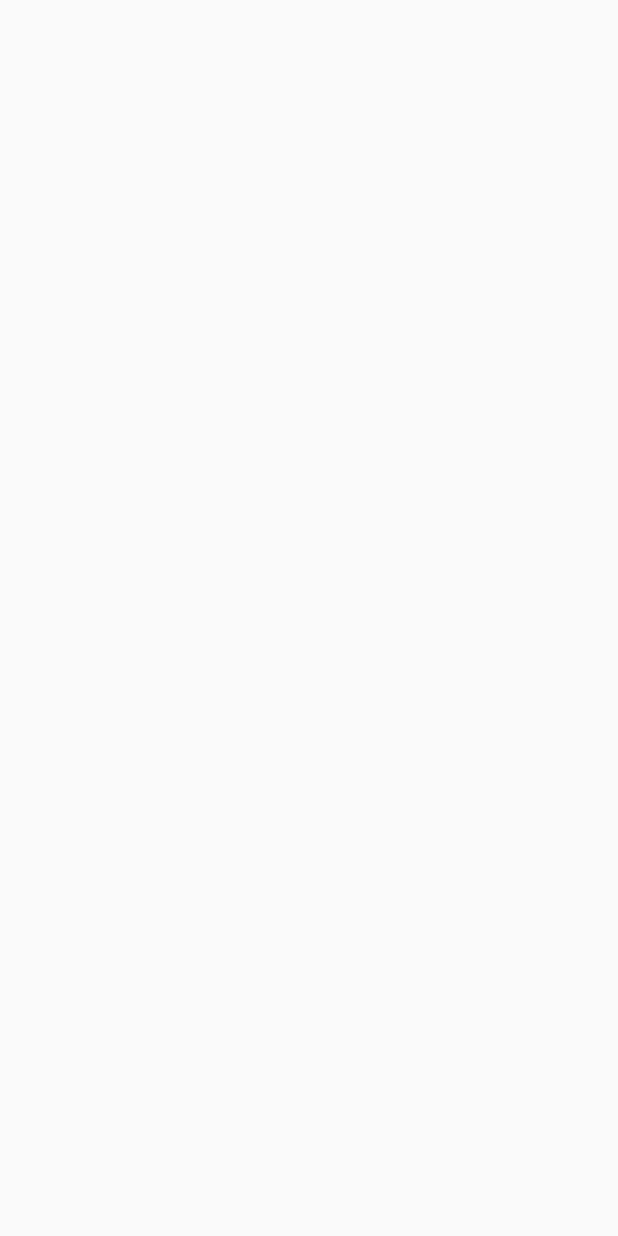
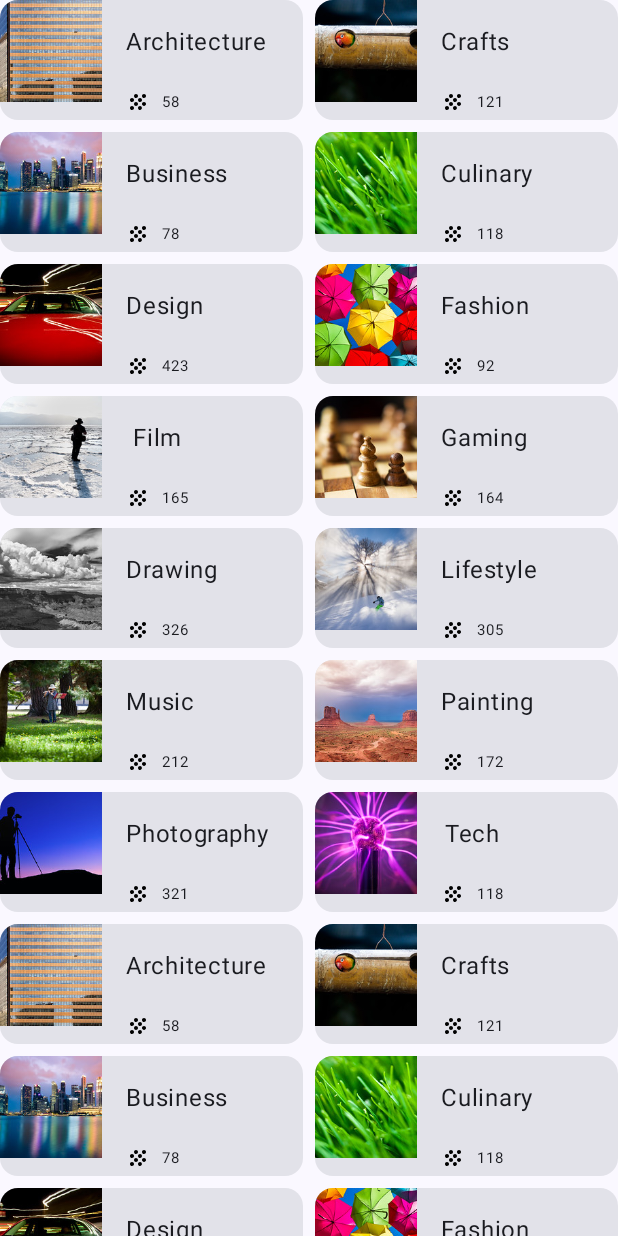
Before and after one commit to afaiyaz006/Courses-app, an Android app built with Jetpack Compose: the screen it shows after launch (MainActivity), on a phone screen of 412 x 824 dp. Before the commit the screen is empty. Run offline under Robolectric (Android 15) with nearby library versions, the phone set to English and light mode, and no system bars.

```diff
--- a/app/src/main/java/com/example/coursesapp/DataSource.kt
+++ b/app/src/main/java/com/example/coursesapp/DataSource.kt
@@ -17,6 +17,39 @@ object DataSource {
         Topic(R.string.music, 212, R.drawable.music),
         Topic(R.string.painting, 172, R.drawable.painting),
         Topic(R.string.photography, 321, R.drawable.photography),
+        Topic(R.string.tech, 118, R.drawable.tech),
+        Topic(R.string.architecture, 58, R.drawable.architecture),
+        Topic(R.string.crafts, 121, R.drawable.crafts),
+        Topic(R.string.business, 78, R.drawable.business),
+        Topic(R.string.culinary, 118, R.drawable.culinary),
+        Topic(R.string.design, 423, R.drawable.design),
+        Topic(R.string.fashion, 92, R.drawable.fashion),
+        Topic(R.string.film, 165, R.drawable.film),
+        Topic(R.string.gaming, 164, R.drawable.gaming),
+        Topic(R.string.drawing, 326, R.drawable.drawing),
+        Topic(R.string.lifestyle, 305, R.drawable.lifestyle),
+        Topic(R.string.music, 212, R.drawable.music),
+        Topic(R.string.painting, 172, R.drawable.painting),
+        Topic(R.string.photography, 321, R.drawable.photography),
+        Topic(R.string.tech, 118, R.drawable.tech),
+        Topic(R.string.crafts, 121, R.drawable.crafts),
+        Topic(R.string.business, 78, R.drawable.business),
+        Topic(R.string.music, 212, R.drawable.music),
+        Topic(R.string.painting, 172, R.drawable.painting),
+        Topic(R.string.photography, 321, R.drawable.photography),
+        Topic(R.string.tech, 118, R.drawable.tech),
+        Topic(R.string.crafts, 121, R.drawable.crafts),
+        Topic(R.string.culinary, 118, R.drawable.culinary),
+        Topic(R.string.design, 423, R.drawable.design),
+        Topic(R.string.fashion, 92, R.drawable.fashion),
+        Topic(R.string.film, 165, R.drawable.film),
+        Topic(R.string.gaming, 164, R.drawable.gaming),
+        Topic(R.string.drawing, 326, R.drawable.drawing),
+        Topic(R.string.lifestyle, 305, R.drawable.lifestyle),
+        Topic(R.string.music, 212, R.drawable.music),
+        Topic(R.string.painting, 172, R.drawable.painting),
+        Topic(R.string.photography, 321, R.drawable.photography),
         Topic(R.string.tech, 118, R.drawable.tech)
+
     )
 }
--- a/app/src/main/java/com/example/coursesapp/MainActivity.kt
+++ b/app/src/main/java/com/example/coursesapp/MainActivity.kt
@@ -5,7 +5,9 @@ import android.os.Bundle
 import androidx.activity.ComponentActivity
 import androidx.activity.compose.setContent
 import androidx.activity.enableEdgeToEdge
+import androidx.annotation.StringRes
 import androidx.compose.foundation.Image
+import androidx.compose.foundation.background
 import androidx.compose.foundation.border
 import androidx.compose.foundation.layout.Arrangement
 import androidx.compose.foundation.layout.Box
@@ -22,6 +24,9 @@ import androidx.compose.foundation.layout.width
 import androidx.compose.foundation.layout.wrapContentHeight
 import androidx.compose.foundation.layout.wrapContentSize
 import androidx.compose.foundation.layout.wrapContentWidth
+import androidx.compose.foundation.lazy.grid.GridCells
+import androidx.compose.foundation.lazy.grid.LazyVerticalGrid
+import androidx.compose.foundation.lazy.grid.items
 import androidx.compose.foundation.shape.RoundedCornerShape
 import androidx.compose.material3.Card
 import androidx.compose.material3.Scaffold
@@ -31,12 +36,18 @@ import androidx.compose.runtime.Composable
 import androidx.compose.ui.AbsoluteAlignment
 import androidx.compose.ui.Alignment
 import androidx.compose.ui.Modifier
+import androidx.compose.ui.graphics.Color
+import androidx.compose.ui.graphics.ColorFilter
+import androidx.compose.ui.graphics.ColorMatrix
 import androidx.compose.ui.layout.ContentScale
 import androidx.compose.ui.res.painterResource
+import androidx.compose.ui.res.stringResource
 import androidx.compose.ui.text.style.TextAlign
 import androidx.compose.ui.tooling.preview.Preview
 import androidx.compose.ui.unit.dp
 import androidx.compose.ui.unit.sp
+import com.example.coursesapp.DataSource.topics
+import com.example.coursesapp.datasource.Topic
 import com.example.coursesapp.ui.theme.CoursesAppTheme
 
 class MainActivity : ComponentActivity() {
@@ -45,11 +56,9 @@ class MainActivity : ComponentActivity() {
         enableEdgeToEdge()
         setContent {
             CoursesAppTheme {
-//                Scaffold(modifier = Modifier.fillMaxSize()) {
-//
-//
-//
-//                }
+                Surface(modifier=Modifier.fillMaxSize()) {
+                    CourseGrid(topics)
+                }
             }
         }
     }
@@ -62,29 +71,52 @@ class MainActivity : ComponentActivity() {
 //        )
 //    }
 @Composable
-fun CourseCard(){
+fun CourseGrid(topicsList:List<Topic>){
+    LazyVerticalGrid(
+        columns = GridCells.Fixed(2),
+        verticalArrangement = Arrangement.spacedBy(8.dp),
+        horizontalArrangement = Arrangement.spacedBy(8.dp),
+        ) {
+        items(topics) {
+            topic-> CourseCard(topic)
+
+        }
+    }
+}
+
+@Composable
+fun CourseCard(topic:Topic){
+
            Card() {
                Row(modifier = Modifier) {
-                   ImageViewer(modifier = Modifier.height(68.dp).width(68.dp))
+                   ImageViewer(modifier = Modifier.height(68.dp).width(68.dp),topic=topic)
                    Column(
                        modifier = Modifier.padding(start=16.dp,end=16.dp,top=16.dp),
                        horizontalAlignment = Alignment.CenterHorizontally
                    ) {
+                       val description = stringResource(topic.titleStringId)
+
                        Text(
                            modifier=Modifier.padding(bottom=8.dp),
-                           text = "Photography",
+                           text = description,
                            fontSize = 16.sp
                        )
                        Row(modifier=Modifier.padding(top=8.dp).align(AbsoluteAlignment.Left)) {
-                           Text(
-                               text = "Icon",
-                               fontSize=10.sp,
+                           Image(
+                               painter = painterResource(R.drawable.ic_grain),
+                               contentDescription = null,
+                               contentScale = ContentScale.Crop,
+                               colorFilter = ColorFilter.tint(Color.Black),
+                               modifier = Modifier.align(Alignment.CenterVertically).size(16.dp)
+
                            )
                            Spacer(modifier = Modifier.size(8.dp))
                            Text(
-                               text = "384",
-                               fontSize=10.sp,
+                               text = topic.associatedCourses.toString(),
+                               fontSize = 10.sp,
+                               modifier = Modifier.align(Alignment.CenterVertically)
                            )
+
                        }
 
                    }
@@ -94,18 +126,22 @@ fun CourseCard(){
 
 }
 @Composable
-fun ImageViewer(modifier: Modifier){
-    val imageResource=painterResource(R.drawable.architecture)
+fun ImageViewer(modifier: Modifier,topic:Topic){
+    val imageResource=painterResource(topic.topicImage)
+    val description = stringResource(topic.titleStringId)
+
     Image(
         modifier=modifier,
         painter = imageResource,
-        contentDescription = null,
+        contentDescription =description,
         contentScale = ContentScale.Crop
     )
 }
 @Preview(showBackground = true)
 @Composable
 fun GreetingPreview() {
-//        Greeting("Android")
-        CourseCard()
+//        CourseCard()
+    Surface(modifier=Modifier.fillMaxSize()) {
+        CourseGrid(topics)
+    }
 }
--- a/app/src/main/java/com/example/coursesapp/datasource/Topic.kt
+++ b/app/src/main/java/com/example/coursesapp/datasource/Topic.kt
@@ -7,7 +7,4 @@ data class Topic(
     @StringRes val titleStringId: Int,
     val associatedCourses:Int,
     @DrawableRes val topicImage: Int,
-
-
-
 )
--- /dev/null
+++ b/app/src/main/res/drawable/ic_grain.xml
@@ -0,0 +1,24 @@
+<?xml version="1.0" encoding="utf-8"?>
+<!--
+  Copyright 2020 The Android Open Source Project
+
+  Licensed under the Apache License, Version 2.0 (the "License"); you may not use this file except
+  in compliance with the License. You may obtain a copy of the License at
+
+  http://www.apache.org/licenses/LICENSE-2.0
+
+  Unless required by applicable law or agreed to in writing, software distributed under the License
+  is distributed on an "AS IS" BASIS, WITHOUT WARRANTIES OR CONDITIONS OF ANY KIND, either express
+  or implied. See the License for the specific language governing permissions and limitations under
+  the License.
+  -->
+<vector
+    xmlns:android="http://schemas.android.com/apk/res/android"
+    android:width="24dp"
+    android:height="24dp"
+    android:viewportWidth="24"
+    android:viewportHeight="24">
+  <path
+      android:pathData="M9.98,3.98C11.06,3.98 12,4.92 12,6s-0.94,2.02 -2.02,2.02A2.02,2.02 0,0 1,8.02 6c0,-1.08 0.89,-2.02 1.96,-2.02zM14.02,8.02c1.07,0 1.96,0.89 1.96,1.96 0,1.08 -0.89,2.02 -1.96,2.02A2.06,2.06 0,0 1,12 9.98c0,-1.07 0.94,-1.96 2.02,-1.96zM18,12c1.08,0 2.02,0.94 2.02,2.02a2.02,2.02 0,0 1,-4.03 0c0,-1.08 0.93,-2.02 2.01,-2.02zM14.02,15.98a2.02,2.02 0,0 1,0 4.03A2.06,2.06 0,0 1,12 18c0,-1.08 0.94,-2.02 2.02,-2.02zM18,8.02A2.06,2.06 0,0 1,15.98 6c0,-1.08 0.94,-2.02 2.02,-2.02s2.02,0.94 2.02,2.02 -0.94,2.02 -2.02,2.02zM6,15.98c1.08,0 2.02,0.94 2.02,2.02S7.08,20.02 6,20.02A2.06,2.06 0,0 1,3.98 18c0,-1.08 0.94,-2.02 2.02,-2.02zM6,8.02c1.08,0 2.02,0.89 2.02,1.96C8.02,11.06 7.08,12 6,12a2.06,2.06 0,0 1,-2.02 -2.02c0,-1.07 0.94,-1.96 2.02,-1.96zM9.98,12c1.08,0 2.02,0.94 2.02,2.02 0,1.07 -0.94,1.96 -2.02,1.96 -1.07,0 -1.96,-0.89 -1.96,-1.96 0,-1.08 0.89,-2.02 1.96,-2.02z"
+      android:fillColor="#fff"/>
+</vector>
```
